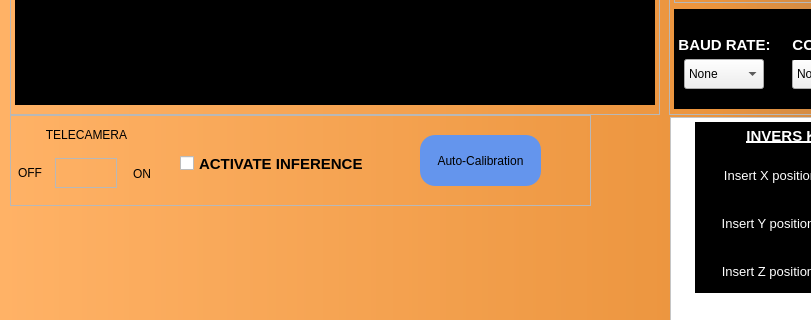
Before: the Qt Designer form documents/mainwindow.ui in AntonioConsiglio/5D-robot-consolle, drawn with Qt 5; both pictures show x 0 to 811 and y 395 to 715 of the 1297 by 810 pixel window.
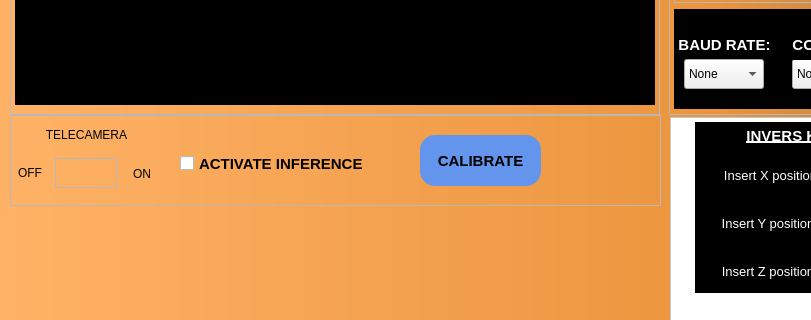
After: the same form once the commit is applied. Icons and pictures are not drawn.

What changed in the file:
```diff
--- a/documents/mainwindow.ui
+++ b/documents/mainwindow.ui
@@ -2882,7 +2882,7 @@
      <rect>
       <x>10</x>
       <y>510</y>
-      <width>581</width>
+      <width>651</width>
       <height>91</height>
      </rect>
     </property>
@@ -3013,6 +3013,15 @@
        <height>51</height>
       </rect>
      </property>
+     <property name="font">
+      <font>
+       <pointsize>11</pointsize>
+       <weight>75</weight>
+       <bold>true</bold>
+       <strikeout>false</strikeout>
+       <kerning>true</kerning>
+      </font>
+     </property>
      <property name="styleSheet">
       <string notr="true">QPushButton
 {
@@ -3031,7 +3040,7 @@
 }</string>
      </property>
      <property name="text">
-      <string>Auto-Calibration</string>
+      <string>CALIBRATE</string>
      </property>
     </widget>
    </widget>
```
Left out of the diff: 2 changed lines with no effect on the pictures.
